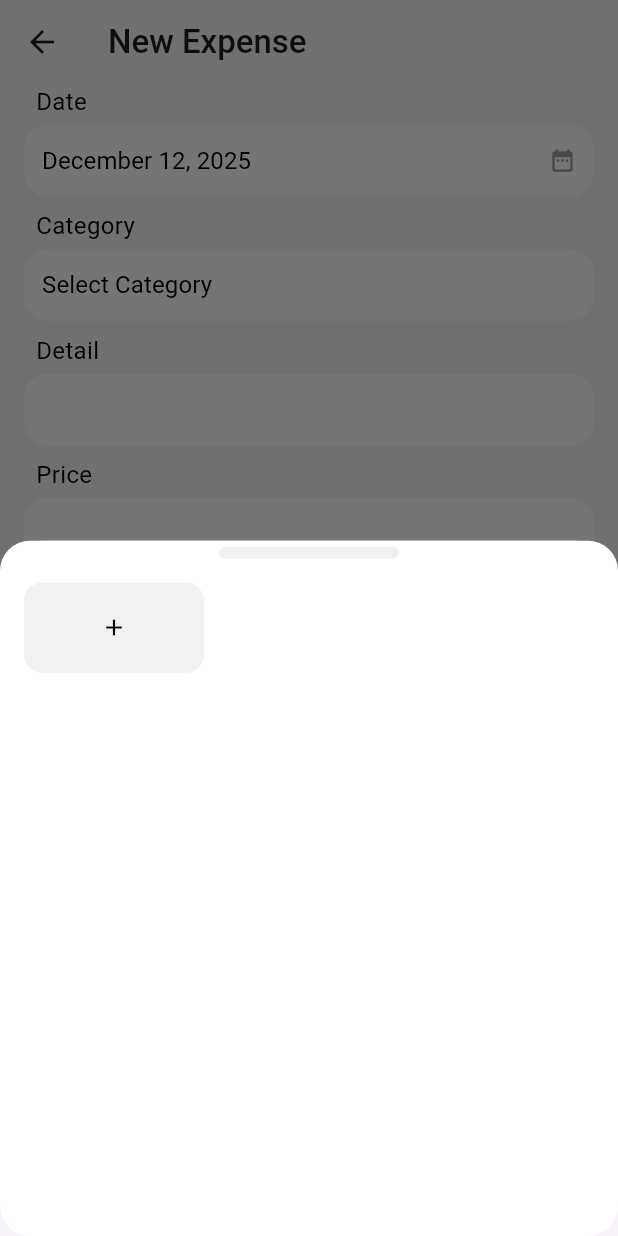
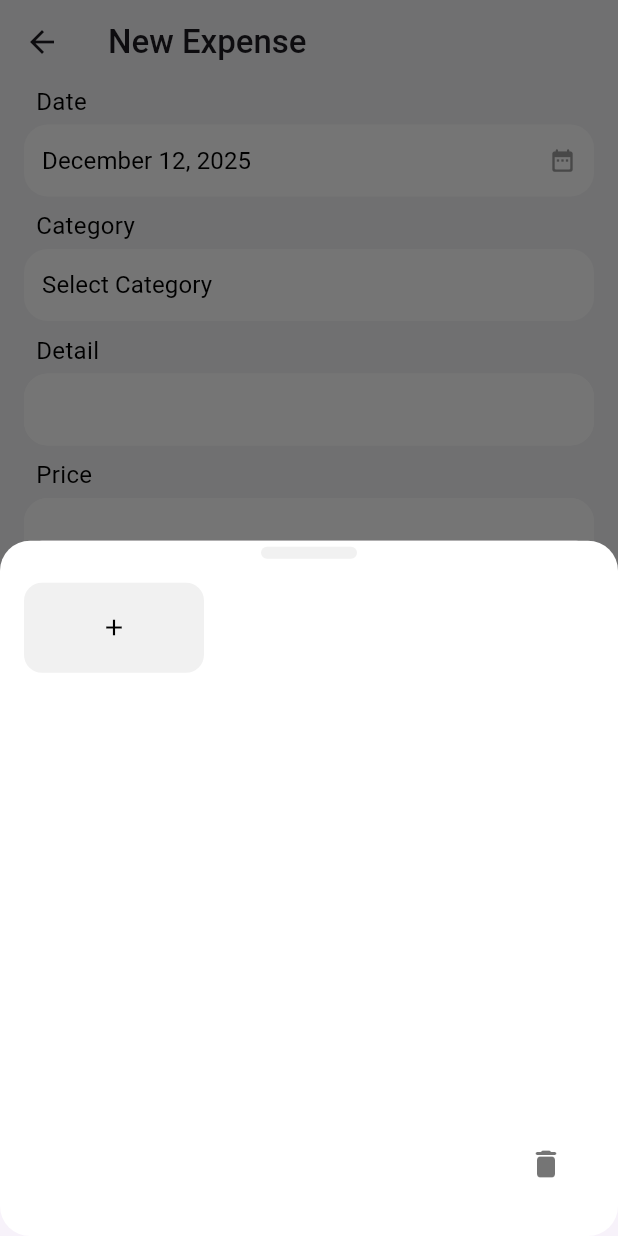
Before and after one commit to Najaehyeon/Money_Manager, a Flutter app: the Post screen opened directly, after a tap on "Select Category", on a phone screen of 412 x 824 dp. Run offline on Flutter 3.47's test engine with Material 3 defaults, Android fonts, the phone set to English and light mode, and no system bars; our stand-ins replace shared_preferences; accounts and stored records are empty.

Commit message:
카테고리추가삭제기능

```diff
--- a/lib/Home/home.dart
+++ b/lib/Home/home.dart
@@ -725,7 +725,7 @@ class _SettingTargetModalState extends State<SettingTargetModal> {
                       minimumSize: const Size.fromHeight(48),
                       backgroundColor: const Color(0xFFF1F1F1),
                       foregroundColor: Colors.black,
-                      overlayColor: Colors.black.withOpacity(0.1),
+                      overlayColor: Colors.white,
                       elevation: 0,
                       shadowColor: Colors.transparent,
                       shape: RoundedRectangleBorder(
@@ -750,7 +750,7 @@ class _SettingTargetModalState extends State<SettingTargetModal> {
                       minimumSize: const Size.fromHeight(48),
                       backgroundColor: Colors.black,
                       foregroundColor: Colors.white,
-                      overlayColor: Colors.white.withOpacity(0.1),
+                      overlayColor: Colors.black,
                       elevation: 0,
                       shadowColor: Colors.transparent,
                       shape: RoundedRectangleBorder(
--- a/lib/Home/post.dart
+++ b/lib/Home/post.dart
@@ -2,7 +2,7 @@ import 'package:flutter/cupertino.dart';
 import 'package:flutter/material.dart';
 import 'package:intl/intl.dart';
 import 'package:shared_preferences/shared_preferences.dart';
-import 'dart:convert'; // JSON 인코딩/디코딩을 위해 추가
+import 'dart:convert';
 
 class Post extends StatefulWidget {
   const Post({super.key});
@@ -14,34 +14,32 @@ class Post extends StatefulWidget {
 class _PostState extends State<Post> {
   // 캘린더 관련 상태
   DateTime _selectedDate = DateTime.now();
-  // 사용자가 볼 날짜 형식
   String get formatedDate => DateFormat('MMMM d, yyyy').format(_selectedDate);
-  // 저장용 날짜 형식 (YYYY-MM-dd)
   String get _storageDate => DateFormat('yyyy-MM-dd').format(_selectedDate);
 
   // 카테고리 관련 상태
   List<String> categories = [];
-  String? _selectedCategory; // 현재 선택된 카테고리
+  String? _selectedCategory;
   late TextEditingController _setAddCategory;
   final FocusNode _focusNode = FocusNode();
+  bool isCategoryDeleteActivated = false;
 
   // 입력 필드 관련 상태
-  late TextEditingController _detailController; // Detail
-  late TextEditingController _priceController; // Price
+  late TextEditingController _detailController;
+  late TextEditingController _priceController;
 
   @override
   void initState() {
     super.initState();
     _setAddCategory = TextEditingController();
-    _detailController = TextEditingController(); // Detail 컨트롤러 초기화
-    _priceController = TextEditingController(); // Price 컨트롤러 초기화
+    _detailController = TextEditingController();
+    _priceController = TextEditingController();
     _initializeData();
   }
 
   // 데이터 초기화 및 로딩 함수
   Future<void> _initializeData() async {
     await _loadCategoryData();
-    // 초기 로딩 후 기본 카테고리 설정
     if (categories.isNotEmpty && _selectedCategory == null) {
       setState(() {
         _selectedCategory = categories.first;
@@ -63,11 +61,9 @@ class _PostState extends State<Post> {
     final prefs = await SharedPreferences.getInstance();
     final loadedCategories = prefs.getStringList('categories') ?? [];
 
-    // 로드 후 상태 업데이트
     if (mounted) {
       setState(() {
         categories = loadedCategories;
-        // 로드된 카테고리가 있을 경우, 현재 선택된 카테고리가 없을 때 첫 번째 항목을 기본 선택
         if (categories.isNotEmpty && _selectedCategory == null) {
           _selectedCategory = categories.first;
         }
@@ -76,42 +72,71 @@ class _PostState extends State<Post> {
   }
 
   // 새 카테고리 추가
-  Future<void> _addCategory() async {
+  Future<void> _addCategory(StateSetter innerSetState) async {
     final newCategory = _setAddCategory.text.trim();
 
-    if (newCategory.isEmpty) return; // 빈 값은 추가하지 않음
+    if (newCategory.isEmpty) return;
 
     final prefs = await SharedPreferences.getInstance();
 
     if (categories.contains(newCategory)) {
       _setAddCategory.clear();
       if (mounted) {
-        Navigator.of(context).pop(); // Dialog 닫기
+        Navigator.of(context).pop();
       }
       return;
     }
 
-    // setState 내에서 categories 리스트 업데이트 및 SharedPreferences 저장
-    setState(() {
+    // innerSetState 내에서 categories 리스트 업데이트 및 SharedPreferences 저장
+    innerSetState(() {
       categories.add(newCategory);
       _selectedCategory = newCategory; // 새로 추가된 카테고리를 선택
     });
 
+    // 메인 Post 위젯의 상태도 업데이트 (선택된 카테고리 표시를 위해)
+    setState(() {
+      _selectedCategory = newCategory;
+    });
+
     await prefs.setStringList('categories', categories);
 
-    _setAddCategory.clear(); // 텍스트 필드 초기화
+    _setAddCategory.clear();
 
-    // Dialog 닫기
     if (mounted) {
       Navigator.of(context).pop();
     }
+  }
+
+  // 카테고리를 삭제하고 SharedPreferences를 업데이트하는 함수
+  Future<void> _deleteCategory(
+    String category,
+    StateSetter innerSetState,
+  ) async {
+    final prefs = await SharedPreferences.getInstance();
+
+    // 1. 카테고리 목록에서 삭제
+    categories.remove(category);
+
+    // 2. SharedPreferences 업데이트
+    await prefs.setStringList('categories', categories);
+
+    // 3. UI 상태 업데이트
+    if (_selectedCategory == category) {
+      setState(() {
+        _selectedCategory = categories.isNotEmpty ? categories.first : null;
+      });
+    }
+
+    // 4. BottomSheet 내부 UI 갱신 (StatefulBuilder의 innerSetState 사용)
+    innerSetState(() {
+      // 리스트 갱신만 요청
+    });
   }
 
   // 모든 데이터 삭제 (개발용)
   Future<void> _deleteAllData() async {
     final prefs = await SharedPreferences.getInstance();
     await prefs.clear();
-    // UI 상태도 초기화
     setState(() {
       categories = [];
       _selectedCategory = null;
@@ -127,50 +152,33 @@ class _PostState extends State<Post> {
     final detail = _detailController.text.trim();
     final price = _priceController.text.trim();
 
-    // 입력값 유효성 검사
     if (_selectedCategory == null || detail.isEmpty || price.isEmpty) {
-      // 사용자에게 알림 (Snack Bar 등)을 표시할 수 있으나, 여기서는 콘솔 출력만 하겠습니다.
       print('Error: All fields (Category, Detail, Price) must be filled.');
       return;
     }
 
-    // 저장할 데이터 맵 생성
     final expense = {
       'date': _storageDate,
       'category': _selectedCategory,
       'detail': detail,
-      'price': price, // 문자열로 저장 요청에 따라 문자열 유지
+      'price': price,
     };
 
-    // 데이터 맵을 JSON 문자열로 인코딩
     final expenseJsonString = json.encode(expense);
-
-    // 저장 키 생성 (예: november_2025_data)
     final storageKey =
         DateFormat('MMMM_yyyy').format(_selectedDate).toLowerCase() + '_data';
-
     final prefs = await SharedPreferences.getInstance();
-
-    // 현재 키의 기존 목록을 로드
     final List<String> currentData = prefs.getStringList(storageKey) ?? [];
 
-    // 새 데이터를 목록에 추가
     currentData.add(expenseJsonString);
 
-    // 업데이트된 목록을 다시 저장
     await prefs.setStringList(storageKey, currentData);
 
-    print('Data saved successfully to key: $storageKey');
-    print('Saved Data: $expenseJsonString');
-    print('All Data: $currentData');
-
-    // 성공 후 입력 필드 초기화 및 사용자 피드백 (옵션)
     setState(() {
       _detailController.clear();
       _priceController.clear();
       Navigator.of(context).pop(true);
     });
-    // showSnackBar(context, '지출 내역이 저장되었습니다.');
   }
 
   // Cupertino 날짜 선택기 표시
@@ -199,14 +207,15 @@ class _PostState extends State<Post> {
 
   // 카테고리 BottomSheet 표시
   void showCategoryBottomSheet() {
-    // BottomSheet가 올라올 때마다 최신 카테고리 데이터를 로드 (setState를 포함하므로 비동기로 처리)
     _loadCategoryData();
 
     showModalBottomSheet(
       context: context,
       builder: (BuildContext context) {
+        return StatefulBuilder(
+          builder: (BuildContext innerContext, StateSetter innerSetState) {
             return Container(
-          height: MediaQuery.of(context).size.height * 0.8, // 적당한 높이로 조절
+              height: MediaQuery.of(context).size.height * 0.8,
               width: MediaQuery.of(context).size.width,
               decoration: BoxDecoration(
                 color: Colors.white,
@@ -217,7 +226,7 @@ class _PostState extends State<Post> {
                 children: [
                   const SizedBox(height: 4),
                   Container(
-                width: 120,
+                    width: 64,
                     height: 8,
                     decoration: BoxDecoration(
                       color: const Color(0xFFF1F1F1),
@@ -228,11 +237,11 @@ class _PostState extends State<Post> {
                   Expanded(
                     child: Padding(
                       padding: const EdgeInsets.all(16),
-                  // Consumer/StatefulBuilder 없이 _loadCategoryData()가 최신 목록을 가져오므로
-                  // 빌더 함수에서는 `categories` 상태를 사용합니다.
                       child: GridView.builder(
                         shrinkWrap: true,
-                    itemCount: categories.length + 1,
+                        itemCount: isCategoryDeleteActivated
+                            ? categories.length
+                            : categories.length + 1,
                         gridDelegate:
                             const SliverGridDelegateWithFixedCrossAxisCount(
                               crossAxisCount: 3,
@@ -256,7 +265,8 @@ class _PostState extends State<Post> {
                                 showDialog(
                                   context: context,
                                   builder: (BuildContext dialogContext) {
-                                WidgetsBinding.instance.addPostFrameCallback((
+                                    WidgetsBinding.instance
+                                        .addPostFrameCallback((
                                           _,
                                         ) {
                                           _focusNode.requestFocus();
@@ -289,7 +299,9 @@ class _PostState extends State<Post> {
                                               cursorColor: Colors.black,
                                               decoration: InputDecoration(
                                                 filled: true,
-                                            fillColor: const Color(0xFFF1F1F1),
+                                                fillColor: const Color(
+                                                  0xFFF1F1F1,
+                                                ),
                                                 hintText: "Enter The Category",
                                                 border: OutlineInputBorder(
                                                   borderSide: BorderSide.none,
@@ -315,19 +327,21 @@ class _PostState extends State<Post> {
                                                       Navigator.of(
                                                         dialogContext,
                                                       ).pop();
-                                                  _setAddCategory
-                                                      .clear(); // 취소 시 텍스트 초기화
+                                                      _setAddCategory.clear();
                                                     },
                                                     style: ElevatedButton.styleFrom(
                                                       minimumSize:
-                                                      const Size.fromHeight(48),
-                                                  backgroundColor: const Color(
+                                                          const Size.fromHeight(
+                                                            48,
+                                                          ),
+                                                      backgroundColor:
+                                                          const Color(
                                                             0xFFF1F1F1,
                                                           ),
-                                                  foregroundColor: Colors
-                                                      .black, // 색상 수정: Cancel은 검은색 텍스트
-                                                  overlayColor: Colors
-                                                      .black12, // 오버레이 색상 수정
+                                                      foregroundColor:
+                                                          Colors.black,
+                                                      overlayColor:
+                                                          Colors.black12,
                                                       elevation: 0,
                                                       shadowColor:
                                                           Colors.transparent,
@@ -349,14 +363,21 @@ class _PostState extends State<Post> {
                                                 const SizedBox(width: 8),
                                                 Expanded(
                                                   child: ElevatedButton(
-                                                onPressed:
-                                                    _addCategory, // Dialog 닫기는 _addCategory에서 처리
+                                                    onPressed: () =>
+                                                        _addCategory(
+                                                          innerSetState,
+                                                        ),
                                                     style: ElevatedButton.styleFrom(
                                                       minimumSize:
-                                                      const Size.fromHeight(48),
-                                                  backgroundColor: Colors.black,
-                                                  foregroundColor: Colors.white,
-                                                  overlayColor: Colors.white12,
+                                                          const Size.fromHeight(
+                                                            48,
+                                                          ),
+                                                      backgroundColor:
+                                                          Colors.black,
+                                                      foregroundColor:
+                                                          Colors.white,
+                                                      overlayColor:
+                                                          Colors.white12,
                                                       elevation: 0,
                                                       shadowColor:
                                                           Colors.transparent,
@@ -385,19 +406,20 @@ class _PostState extends State<Post> {
                                 );
                               } else {
                                 // 카테고리 버튼 클릭 시
+                                if (isCategoryDeleteActivated) return;
                                 setState(() {
                                   _selectedCategory = categoryText;
                                 });
-                            Navigator.of(context).pop(); // BottomSheet 닫기
+                                Navigator.of(context).pop();
                               }
                             },
                             style: ElevatedButton.styleFrom(
                               elevation: 0,
                               shadowColor: Colors.transparent,
-                          // 선택된 카테고리 버튼 색상 변경 (옵션: 선택 상태를 명확히 보여주기 위해)
                               backgroundColor: isSelected
                                   ? Colors.black
                                   : const Color(0xFFF1F1F1),
+                              padding: const EdgeInsets.all(8),
                               shape: RoundedRectangleBorder(
                                 borderRadius: BorderRadius.circular(12),
                               ),
@@ -407,22 +429,80 @@ class _PostState extends State<Post> {
                                     Icons.add,
                                     color: Colors.black,
                                   )
-                            : Text(
+                                : Row(
+                                    mainAxisAlignment: MainAxisAlignment.center,
+                                    children: [
+                                      // 텍스트 영역 (X 버튼이 있을 경우 공간을 양보)
+                                      Expanded(
+                                        flex: isCategoryDeleteActivated ? 4 : 5,
+                                        child: Text(
+                                          textAlign: TextAlign.center,
                                           categoryText!,
+                                          overflow: TextOverflow.ellipsis,
                                           style: TextStyle(
                                             color: isSelected
                                                 ? Colors.white
-                                      : Colors.black, // 텍스트 색상도 변경
+                                                : Colors.black,
                                             fontWeight: FontWeight.normal,
                                           ),
+                                        ),
+                                      ),
+
+                                      // 삭제 아이콘 버튼
+                                      if (isCategoryDeleteActivated)
+                                        Expanded(
+                                          flex: 2,
+                                          child: IconButton(
+                                            onPressed: () => _deleteCategory(
+                                              categoryText!,
+                                              innerSetState,
+                                            ),
+                                            icon: const Icon(Icons.close),
+                                            padding: EdgeInsets.all(8),
+                                            constraints: const BoxConstraints(
+                                              minWidth: 16,
+                                              minHeight: 16,
+                                            ),
+                                            iconSize: 16,
+                                            highlightColor: Colors.grey,
+                                            color: isSelected
+                                                ? Colors.white
+                                                : Colors.black,
+                                          ),
+                                        ),
+                                    ],
                                   ),
                           );
                         },
                       ),
                     ),
                   ),
+                  Padding(
+                    padding: const EdgeInsets.all(24),
+                    child: Row(
+                      mainAxisAlignment: MainAxisAlignment.end,
+                      children: [
+                        IconButton(
+                          onPressed: () {
+                            innerSetState(() {
+                              isCategoryDeleteActivated =
+                                  !isCategoryDeleteActivated;
+                            });
+                          },
+                          icon: Icon(
+                            Icons.delete_rounded,
+                            color: isCategoryDeleteActivated
+                                ? Colors.red
+                                : Colors.black54,
+                          ),
+                        ),
                       ],
                     ),
+                  ),
+                ],
+              ),
+            );
+          },
         );
       },
     );
@@ -543,7 +623,7 @@ class _PostState extends State<Post> {
             ),
             const SizedBox(height: 4),
             TextField(
-              controller: _detailController, // 컨트롤러 연결
+              controller: _detailController,
               cursorColor: Colors.black,
               decoration: const InputDecoration(
                 contentPadding: EdgeInsets.all(10),
@@ -574,7 +654,7 @@ class _PostState extends State<Post> {
             ),
             const SizedBox(height: 4),
             TextField(
-              controller: _priceController, // 컨트롤러 연결
+              controller: _priceController,
               cursorColor: Colors.black,
               keyboardType: TextInputType.number,
               decoration: const InputDecoration(
@@ -595,7 +675,7 @@ class _PostState extends State<Post> {
             // --- Post Button ---
             const SizedBox(height: 16),
             ElevatedButton(
-              onPressed: _saveExpenseData, // 저장 로직 함수 연결
+              onPressed: _saveExpenseData,
               style: ElevatedButton.styleFrom(
                 elevation: 0,
                 shadowColor: Colors.transparent,
--- a/lib/main.dart
+++ b/lib/main.dart
@@ -1,5 +1,4 @@
 import 'package:flutter/material.dart';
-import 'package:intl/date_symbol_data_file.dart';
 import 'package:money_manager/Home/post.dart';
 import 'package:money_manager/detail.dart';
 import 'package:money_manager/Home/home.dart';
```
Also changed, not shown: 9 other files. Lines whose indentation alone changed are shown as unchanged.
